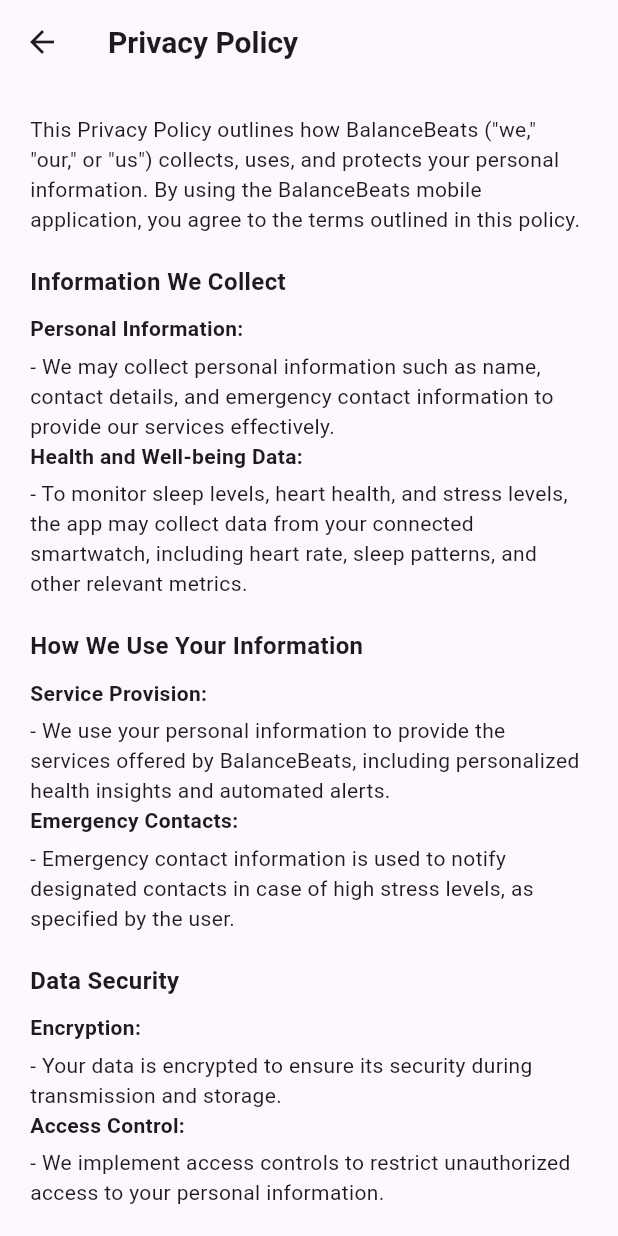
After one commit to Charan0313/balencebeats, a Flutter app: the MyPrivacyPolicy screen opened directly, on a phone screen of 412 x 824 dp. The commit adds this screen. Run offline on Flutter 3.47's test engine with Material 3 defaults, Android fonts, the phone set to English and light mode, and no system bars; our stand-ins replace bloc, dio, firebase_auth, firebase_core, fl_chart, flutter_bloc and 2 more; accounts and stored records are empty.

Commit message:
added the terms of service and privaciy policy pages

```diff
--- /dev/null
+++ b/lib/profile/components/privacypolicy.dart
@@ -0,0 +1,97 @@
+import 'package:flutter/material.dart';
+
+class MyPrivacyPolicy extends StatelessWidget {
+  const MyPrivacyPolicy({Key? key}) : super(key: key);
+
+  @override
+  Widget build(BuildContext context) {
+    return Scaffold(
+      appBar: AppBar(
+        title: const Text(
+          'Privacy Policy',
+          style: TextStyle(
+            fontSize: 20,
+            fontWeight: FontWeight.bold,
+          ),
+        ),
+      ),
+      body: SingleChildScrollView(
+        padding: const EdgeInsets.all(20),
+        child: Column(
+          crossAxisAlignment: CrossAxisAlignment.start,
+          children: [
+            const Text(
+              'This Privacy Policy outlines how BalanceBeats ("we," "our," or "us") collects, uses, and protects your personal information. By using the BalanceBeats mobile application, you agree to the terms outlined in this policy.',
+            ),
+            const SizedBox(height: 20),
+            _buildSectionTitle('Information We Collect'),
+            const SizedBox(height: 10),
+            _buildListItem(
+              'Personal Information:',
+              '- We may collect personal information such as name, contact details, and emergency contact information to provide our services effectively.',
+            ),
+            _buildListItem(
+              'Health and Well-being Data:',
+              '- To monitor sleep levels, heart health, and stress levels, the app may collect data from your connected smartwatch, including heart rate, sleep patterns, and other relevant metrics.',
+            ),
+            const SizedBox(height: 20),
+            _buildSectionTitle('How We Use Your Information'),
+            const SizedBox(height: 10),
+            _buildListItem(
+              'Service Provision:',
+              '- We use your personal information to provide the services offered by BalanceBeats, including personalized health insights and automated alerts.',
+            ),
+            _buildListItem(
+              'Emergency Contacts:',
+              '- Emergency contact information is used to notify designated contacts in case of high stress levels, as specified by the user.',
+            ),
+            const SizedBox(height: 20),
+            _buildSectionTitle('Data Security'),
+            const SizedBox(height: 10),
+            _buildListItem(
+              'Encryption:',
+              '- Your data is encrypted to ensure its security during transmission and storage.',
+            ),
+            _buildListItem(
+              'Access Control:',
+              '- We implement access controls to restrict unauthorized access to your personal information.',
+            ),
+            const SizedBox(height: 20),
+            _buildSectionTitle('Third-Party Services'),
+            const SizedBox(height: 10),
+            _buildListItem(
+              'Smartwatch Integration:',
+              '- The app may integrate with third-party smartwatches to collect health data. Please review the privacy policies of these providers.',
+            ),
+          ],
+        ),
+      ),
+    );
+  }
+
+  Widget _buildSectionTitle(String title) {
+    return Text(
+      title,
+      style: const TextStyle(
+        fontSize: 16,
+        fontWeight: FontWeight.bold,
+      ),
+    );
+  }
+
+  Widget _buildListItem(String title, String content) {
+    return Column(
+      crossAxisAlignment: CrossAxisAlignment.start,
+      children: [
+        Text(
+          title,
+          style: const TextStyle(
+            fontWeight: FontWeight.bold,
+          ),
+        ),
+        const SizedBox(height: 5),
+        Text(content),
+      ],
+    );
+  }
+}
--- a/pubspec.yaml
+++ b/pubspec.yaml
@@ -30,6 +30,8 @@ environment:
 dependencies:
   flutter:
     sdk: flutter
+  url_launcher: ^6.0.9
+
   fl_chart: ^0.66.2
   get: ^4.6.6
   bloc:
```
Also changed, not shown: lib/learn/pages/learn_page.dart (+23 -10 lines), lib/profile/components/terms.dart (added, +78 -0 lines), lib/profile/pages/ProfilePage.dart (+15 -5 lines), pubspec.lock, 3 other files.
